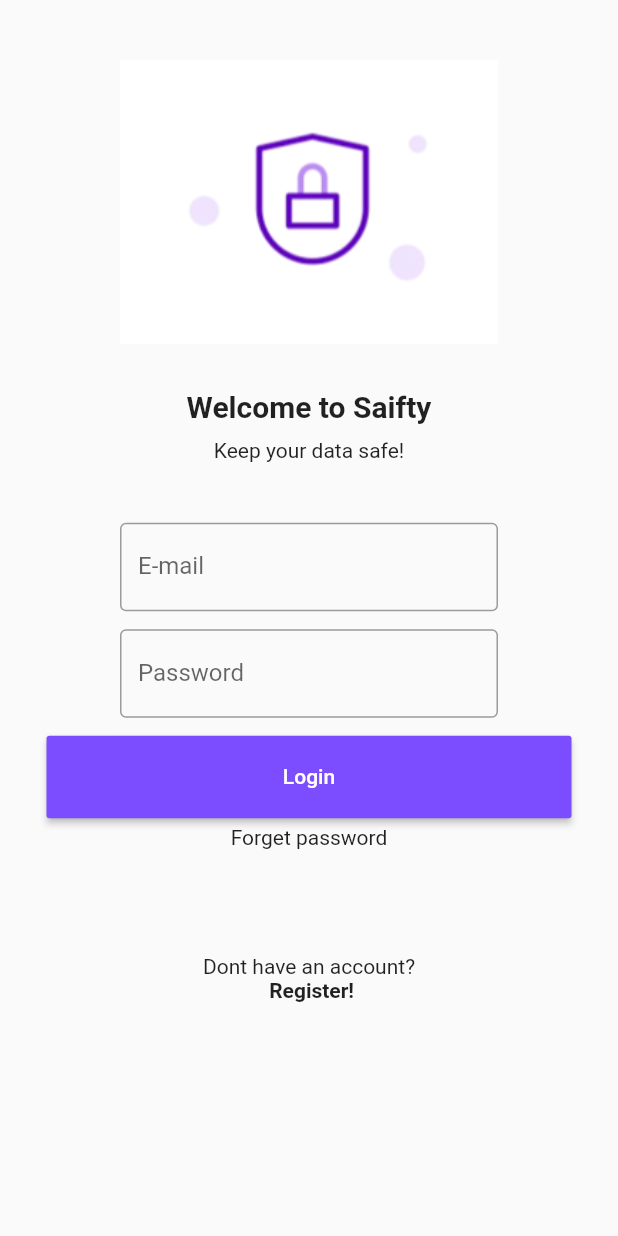
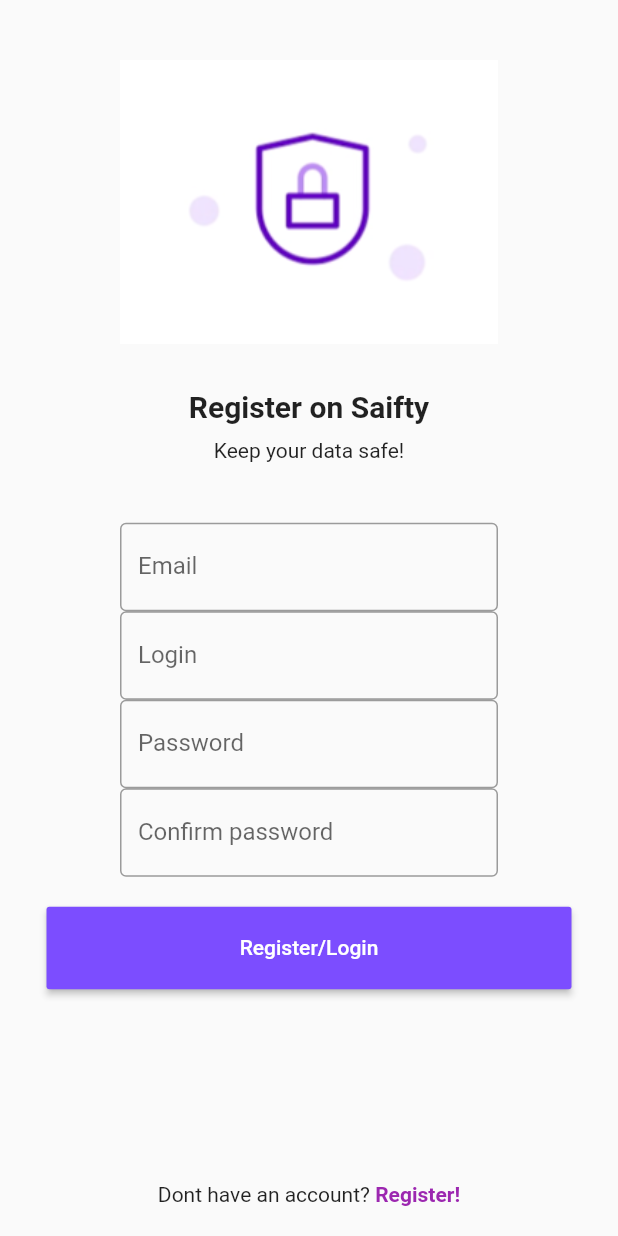
Before and after one commit to KampanieOnline/testproject, a Flutter app: the screen it shows after launch, on a phone screen of 412 x 824 dp. Run offline on Flutter 3.47's test engine with Material 2 defaults, Android fonts, the phone set to English and light mode, and no system bars.

Commit message:
new page: register.dart

```diff
--- /dev/null
+++ b/lib/action_text.dart
@@ -0,0 +1,34 @@
+import 'package:flutter/material.dart';
+
+class ActionText extends StatelessWidget {
+  final String normalText;
+  final String boldText;
+  final Function() onTextTap;
+
+  const ActionText({
+    Key? key,
+    required this.normalText,
+    required this.boldText,
+    required this.onTextTap,
+  }) : super(key: key);
+
+  @override
+  Widget build(BuildContext context) {
+    return Row(
+      mainAxisAlignment: MainAxisAlignment.center,
+      children: [
+        Text(normalText),
+        InkWell(
+          onTap: () {},
+          child: Text(
+            ' $boldText',
+            style: TextStyle(
+              fontWeight: FontWeight.w700,
+              color: Colors.purple,
+            ),
+          ),
+        ),
+      ],
+    );
+  }
+}
--- a/lib/login.dart
+++ b/lib/login.dart
@@ -1,4 +1,7 @@
 import 'package:flutter/material.dart';
+import 'package:testproject/action_text.dart';
+import 'package:testproject/register.dart';
+import 'package:url_launcher/url_launcher.dart';
 
 class Login extends StatelessWidget {
   const Login({Key? key, required Color backgroundColor}) : super(key: key);
@@ -11,12 +14,18 @@ class Login extends StatelessWidget {
           buildImage(context),
           SizedBox(height: 10),
           Center(
-              child: Text(
-            'Welcome to Saifty',
-            style: TextStyle(fontWeight: FontWeight.w700, fontSize: 20),
-          )),
+            child: Text(
+              'Welcome to Saifty',
+              style: TextStyle(
+                fontWeight: FontWeight.w700,
+                fontSize: 20,
+              ),
+            ),
+          ),
           SizedBox(height: 10),
-          Center(child: Text('Keep your data safe!')),
+          Center(
+            child: Text('Keep your data safe!'),
+          ),
           SizedBox(height: 40),
           Padding(
             padding: const EdgeInsets.symmetric(horizontal: 80),
@@ -51,10 +60,18 @@ class Login extends StatelessWidget {
             child: Text('Login'),
           ),
           SizedBox(height: 5),
-          Center(child: Text('Forget password')),
-          SizedBox(height: 70),
-          Center(child: Text('Dont have an account?')), Center(child: Text(' Register!', style: TextStyle(fontWeight: FontWeight.w700,),)),
-          SizedBox(height: 10),
+          Center(
+            child: Text('Forget password?'),
+          ),
+          Spacer(),
+          ActionText(
+            normalText: 'Dont have an account?',
+            boldText: 'Register!',
+            onTextTap: () => Navigator.push(
+              context,
+              MaterialPageRoute(builder: (context) => Register(backgroundColor: Colors.white)),
+            )),
+          SizedBox(height: 20),
         ],
       ),
     );
--- a/lib/main.dart
+++ b/lib/main.dart
@@ -1,11 +1,11 @@
 import 'package:flutter/material.dart';
-//import 'package:testproject/home_page.dart';
 import 'package:testproject/login.dart';
+import 'package:testproject/register.dart';
 
 void main() {
   runApp(const MaterialApp(
     title: 'Strona logowania',
-    home: Login(
+    home: Register(
       backgroundColor: Colors.white,
     ),
   ));
--- /dev/null
+++ b/lib/register.dart
@@ -0,0 +1,113 @@
+import 'package:flutter/material.dart';
+import 'package:testproject/login.dart';
+import 'package:url_launcher/url_launcher.dart';
+import 'action_text.dart';
+
+class Register extends StatelessWidget {
+  const Register({Key? key, required Color backgroundColor}) : super(key: key);
+
+  @override
+  Widget build(BuildContext context) {
+    return Scaffold(
+        body: Column(children: [
+      buildImage(context),
+      SizedBox(height: 10),
+      Center(
+        child: Text(
+          'Register on Saifty',
+          style: TextStyle(
+            fontWeight: FontWeight.w700,
+            fontSize: 20,
+          ),
+        ),
+      ),
+      SizedBox(height: 10),
+      Center(
+        child: Text('Keep your data safe!'),
+      ),
+      SizedBox(height: 40),
+      Padding(
+        padding: const EdgeInsets.symmetric(horizontal: 80.0),
+        child: TextFormField(
+          decoration: InputDecoration(
+              border: OutlineInputBorder(),
+              labelText: 'Email',
+              hintText: 'Email'),
+        ),
+      ),
+      Padding(
+        padding: const EdgeInsets.symmetric(horizontal: 80.0),
+        child: TextFormField(
+          decoration: InputDecoration(
+              border: OutlineInputBorder(),
+              labelText: 'Login',
+              hintText: 'Login'),
+        ),
+      ),
+      Padding(
+        padding: const EdgeInsets.symmetric(horizontal: 80.0),
+        child: TextFormField(
+          decoration: InputDecoration(
+              border: OutlineInputBorder(),
+              labelText: 'Password',
+              hintText: 'Password'),
+        ),
+      ),
+      Padding(
+        padding: const EdgeInsets.symmetric(horizontal: 80.0),
+        child: TextFormField(
+          decoration: InputDecoration(
+              border: OutlineInputBorder(),
+              labelText: 'Confirm password',
+              hintText: 'Confirm password'),
+        ),
+      ),
+      SizedBox(height: 20),
+      MaterialButton(
+        height: 55.0,
+        minWidth: 350.0,
+        color: Colors.deepPurpleAccent,
+        textColor: Colors.white,
+        onPressed: () {
+          Navigator.push(
+            context,
+            MaterialPageRoute(
+                builder: (context) => Login(
+                      backgroundColor: Colors.white,
+                    )),
+          );
+        },
+        child: Text('Register/Login', style: TextStyle(color: Colors.white)),
+      ),
+      Spacer(),
+      ActionText(
+        normalText: 'Dont have an account?',
+        boldText: 'Register!',
+        onTextTap: () => Navigator.pop(context),
+      ),
+      SizedBox(height: 20),
+    ]));
+  }
+
+  Future lunchLogin() async {
+    const url = 'https://flutter.io';
+    if (await canLaunch(url)) {
+      await launch(url);
+    } else {
+      throw 'Could not launch $url';
+    }
+  }
+
+  Widget buildImage(BuildContext context) {
+    return Padding(
+      padding: const EdgeInsets.fromLTRB(80, 40, 80, 20),
+      child: new Image.asset(
+        'images/lock.png',
+        width: MediaQuery.of(context).size.width,
+        fit: BoxFit.fill,
+      ),
+    );
+  }
+
+  lunchFlutterWebsite() {}
+}
--- a/pubspec.yaml
+++ b/pubspec.yaml
@@ -37,6 +37,7 @@ dependencies:
   cupertino_icons: ^1.0.2
   duration: ^3.0.11
   firebase_core: ^1.13.1
+  url_launcher: ^6.0.20
 
 dev_dependencies:
   flutter_test:
```
Also changed, not shown: lib/register_text.dart (added, +34 -0 lines), pubspec.lock.
